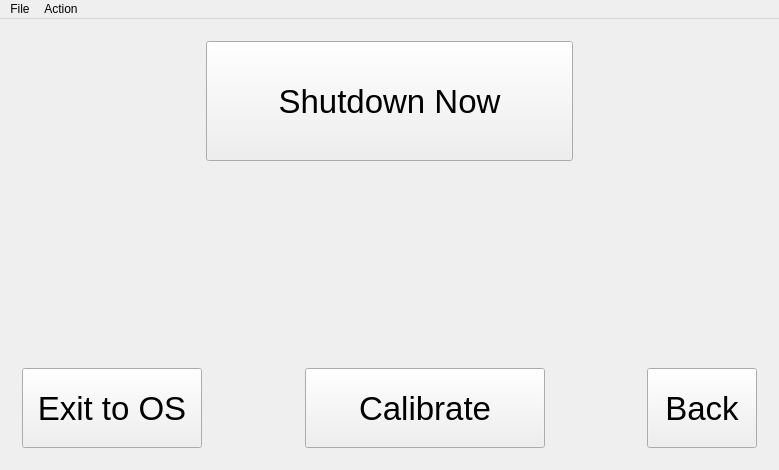
This is MainWindow.ui in stcote/FoodPantry as Qt 5 draws it before an edit. The edited form follows.
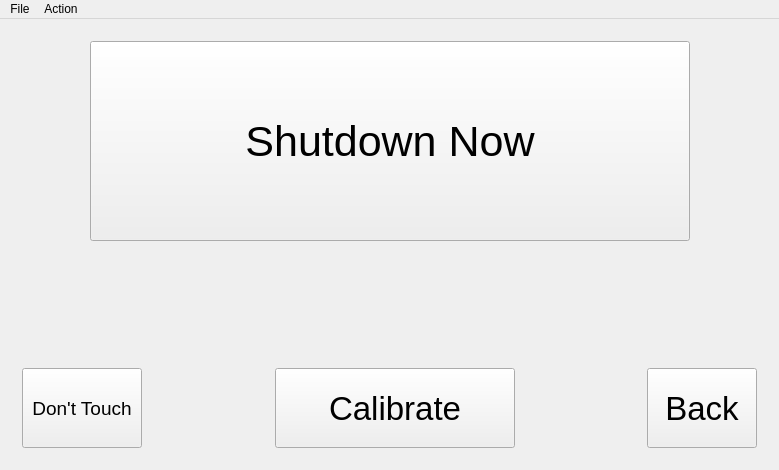
This is the edited form. The open tabs and pages were chosen to show the change. Custom widgets are drawn as their Qt base class.

Commit message: Change Exit To OS button looks

Diff of the .ui file:
```diff
--- a/MainWindow.ui
+++ b/MainWindow.ui
@@ -1501,26 +1501,26 @@
           <item>
            <widget class="QPushButton" name="shutdownBtn">
             <property name="sizePolicy">
-             <sizepolicy hsizetype="Preferred" vsizetype="Fixed">
+             <sizepolicy hsizetype="Fixed" vsizetype="Fixed">
               <horstretch>0</horstretch>
               <verstretch>0</verstretch>
              </sizepolicy>
             </property>
             <property name="minimumSize">
              <size>
-              <width>0</width>
-              <height>120</height>
+              <width>600</width>
+              <height>200</height>
              </size>
             </property>
             <property name="maximumSize">
              <size>
-              <width>16777215</width>
-              <height>120</height>
+              <width>600</width>
+              <height>200</height>
              </size>
             </property>
             <property name="font">
              <font>
-              <pointsize>25</pointsize>
+              <pointsize>32</pointsize>
              </font>
             </property>
             <property name="text">
@@ -1568,23 +1568,23 @@
             </property>
             <property name="minimumSize">
              <size>
-              <width>180</width>
+              <width>120</width>
               <height>80</height>
              </size>
             </property>
             <property name="maximumSize">
              <size>
-              <width>180</width>
+              <width>120</width>
               <height>16777215</height>
              </size>
             </property>
             <property name="font">
              <font>
-              <pointsize>25</pointsize>
+              <pointsize>14</pointsize>
              </font>
             </property>
             <property name="text">
-             <string>Exit to OS</string>
+             <string>Don't Touch</string>
             </property>
            </widget>
           </item>
```
Left out of the diff: 2 changed lines with no effect on the pictures. The commit also changes 1 other file.
